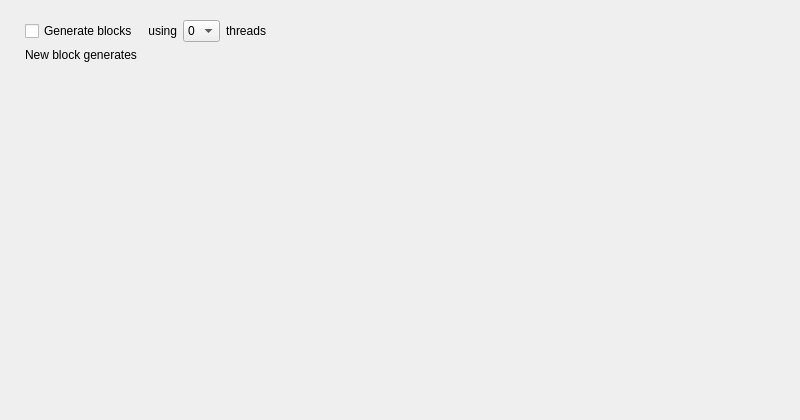
Qt form src/qt/forms/generatecoinspage.ui (VadiqueMe/dogecoin) before a commit.
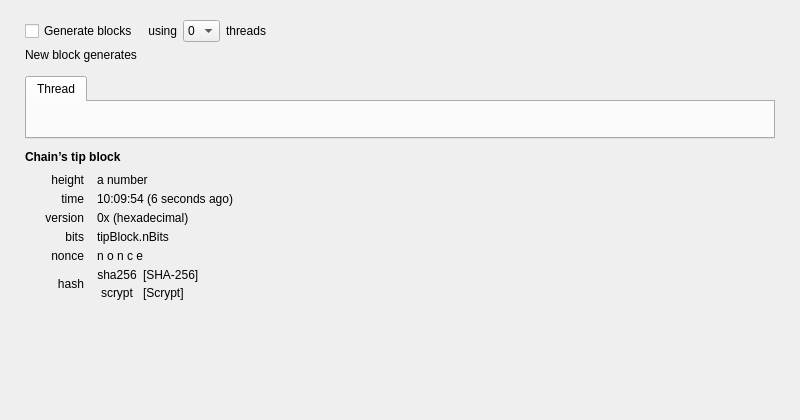
The same form after that commit. Custom widgets are drawn as their Qt base class.

Commit message: digging page shows real-time info about mining

```diff
--- a/src/qt/forms/generatecoinspage.ui
+++ b/src/qt/forms/generatecoinspage.ui
@@ -138,7 +138,487 @@
        </property>
       </widget>
      </item>
-   </layout>
+    </layout>
+   </item>
+   <item>
+    <spacer name="spacerBeforeThreadTabs">
+     <property name="orientation">
+      <enum>Qt::Vertical</enum>
+     </property>
+     <property name="sizeType">
+      <enum>QSizePolicy::Fixed</enum>
+     </property>
+     <property name="sizeHint" stdset="0">
+      <size>
+       <width>1</width>
+       <height>8</height>
+      </size>
+     </property>
+    </spacer>
+   </item>
+   <item>
+    <widget class="QTabWidget" name="detailsForThreads">
+     <property name="currentIndex">
+      <number>0</number>
+     </property>
+     <widget class="QWidget" name="thread_tab">
+      <attribute name="title">
+       <string>Thread</string>
+      </attribute>
+     </widget>
+    </widget>
+   </item>
+   <item>
+    <spacer name="spacerAfterThreadTabs">
+     <property name="orientation">
+      <enum>Qt::Vertical</enum>
+     </property>
+     <property name="sizeType">
+      <enum>QSizePolicy::Fixed</enum>
+     </property>
+     <property name="sizeHint" stdset="0">
+      <size>
+       <width>1</width>
+       <height>5</height>
+      </size>
+     </property>
+    </spacer>
+   </item>
+   <item>
+    <widget class="QFrame" name="tipBlockOfChain">
+     <property name="frameShape">
+      <enum>QFrame::NoFrame</enum>
+     </property>
+     <property name="frameShadow">
+      <enum>QFrame::Plain</enum>
+     </property>
+     <layout class="QVBoxLayout" name="tipBlockVLayout">
+      <property name="spacing">
+       <number>5</number>
+      </property>
+      <property name="leftMargin">
+       <number>0</number>
+      </property>
+      <property name="topMargin">
+       <number>0</number>
+      </property>
+      <property name="rightMargin">
+       <number>0</number>
+      </property>
+      <property name="bottomMargin">
+       <number>0</number>
+      </property>
+      <item>
+       <widget class="QLabel" name="tipBlockLabel">
+        <property name="font">
+         <font>
+          <weight>75</weight>
+          <bold>true</bold>
+         </font>
+        </property>
+        <property name="text">
+         <string>Chain’s tip block</string>
+        </property>
+       </widget>
+      </item>
+      <item>
+       <spacer name="verticalSpacerAfterBoldTipBlockLabel">
+        <property name="orientation">
+         <enum>Qt::Vertical</enum>
+        </property>
+        <property name="sizeType">
+         <enum>QSizePolicy::Fixed</enum>
+        </property>
+        <property name="sizeHint" stdset="0">
+         <size>
+          <width>1</width>
+          <height>4</height>
+         </size>
+        </property>
+       </spacer>
+      </item>
+      <item>
+       <layout class="QHBoxLayout" name="tipBlockHLayout">
+        <item>
+         <spacer name="tipBlockHSpacerBefore">
+          <property name="orientation">
+           <enum>Qt::Horizontal</enum>
+          </property>
+          <property name="sizeType">
+           <enum>QSizePolicy::Fixed</enum>
+          </property>
+          <property name="sizeHint" stdset="0">
+           <size>
+            <width>20</width>
+            <height>10</height>
+           </size>
+          </property>
+         </spacer>
+        </item>
+        <item>
+         <layout class="QGridLayout" name="tipBlockGridLayout">
+          <item row="0" column="0">
+           <widget class="QLabel" name="tipBlockHeightLabel">
+            <property name="sizePolicy">
+             <sizepolicy hsizetype="Preferred" vsizetype="Preferred">
+              <horstretch>0</horstretch>
+              <verstretch>0</verstretch>
+             </sizepolicy>
+            </property>
+            <property name="font">
+             <font>
+              <italic>false</italic>
+             </font>
+            </property>
+            <property name="text">
+             <string>height</string>
+            </property>
+            <property name="textFormat">
+             <enum>Qt::PlainText</enum>
+            </property>
+            <property name="alignment">
+             <set>Qt::AlignRight|Qt::AlignTrailing|Qt::AlignVCenter</set>
+            </property>
+           </widget>
+          </item>
+          <item row="0" column="2">
+           <widget class="QLabel" name="tipBlockHeight">
+            <property name="sizePolicy">
+             <sizepolicy hsizetype="MinimumExpanding" vsizetype="Preferred">
+              <horstretch>0</horstretch>
+              <verstretch>0</verstretch>
+             </sizepolicy>
+            </property>
+            <property name="cursor">
+             <cursorShape>IBeamCursor</cursorShape>
+            </property>
+            <property name="text">
+             <string>a number</string>
+            </property>
+            <property name="textFormat">
+             <enum>Qt::PlainText</enum>
+            </property>
+            <property name="textInteractionFlags">
+             <set>Qt::TextSelectableByMouse</set>
+            </property>
+           </widget>
+          </item>
+          <item row="1" column="0">
+           <widget class="QLabel" name="tipBlockTimeLabel">
+            <property name="font">
+             <font>
+              <italic>false</italic>
+             </font>
+            </property>
+            <property name="text">
+             <string>time</string>
+            </property>
+            <property name="textFormat">
+             <enum>Qt::PlainText</enum>
+            </property>
+            <property name="alignment">
+             <set>Qt::AlignRight|Qt::AlignTrailing|Qt::AlignVCenter</set>
+            </property>
+           </widget>
+          </item>
+          <item row="1" column="2">
+           <widget class="QLabel" name="tipBlockTime">
+            <property name="sizePolicy">
+             <sizepolicy hsizetype="MinimumExpanding" vsizetype="Preferred">
+              <horstretch>0</horstretch>
+              <verstretch>0</verstretch>
+             </sizepolicy>
+            </property>
+            <property name="cursor">
+             <cursorShape>IBeamCursor</cursorShape>
+            </property>
+            <property name="text">
+             <string>10:09:54 (6 seconds ago)</string>
+            </property>
+            <property name="textFormat">
+             <enum>Qt::PlainText</enum>
+            </property>
+            <property name="textInteractionFlags">
+             <set>Qt::TextSelectableByMouse</set>
+            </property>
+           </widget>
+          </item>
+          <item row="2" column="0">
+           <widget class="QLabel" name="tipBlockVersionLabel">
+            <property name="font">
+             <font>
+              <italic>false</italic>
+             </font>
+            </property>
+            <property name="text">
+             <string>version</string>
+            </property>
+            <property name="textFormat">
+             <enum>Qt::PlainText</enum>
+            </property>
+            <property name="alignment">
+             <set>Qt::AlignRight|Qt::AlignTrailing|Qt::AlignVCenter</set>
+            </property>
+           </widget>
+          </item>
+          <item row="2" column="2">
+           <widget class="QLabel" name="tipBlockVersion">
+            <property name="sizePolicy">
+             <sizepolicy hsizetype="MinimumExpanding" vsizetype="Preferred">
+              <horstretch>0</horstretch>
+              <verstretch>0</verstretch>
+             </sizepolicy>
+            </property>
+            <property name="cursor">
+             <cursorShape>IBeamCursor</cursorShape>
+            </property>
+            <property name="text">
+             <string>0x (hexadecimal)</string>
+            </property>
+            <property name="textFormat">
+             <enum>Qt::PlainText</enum>
+            </property>
+            <property name="textInteractionFlags">
+             <set>Qt::TextSelectableByMouse</set>
+            </property>
+           </widget>
+          </item>
+          <item row="3" column="0">
+           <widget class="QLabel" name="tipBlockBitsLabel">
+            <property name="font">
+             <font>
+              <italic>false</italic>
+             </font>
+            </property>
+            <property name="text">
+             <string>bits</string>
+            </property>
+            <property name="textFormat">
+             <enum>Qt::PlainText</enum>
+            </property>
+            <property name="alignment">
+             <set>Qt::AlignRight|Qt::AlignTrailing|Qt::AlignVCenter</set>
+            </property>
+           </widget>
+          </item>
+          <item row="3" column="2">
+           <widget class="QLabel" name="tipBlockBits">
+            <property name="sizePolicy">
+             <sizepolicy hsizetype="MinimumExpanding" vsizetype="Preferred">
+              <horstretch>0</horstretch>
+              <verstretch>0</verstretch>
+             </sizepolicy>
+            </property>
+            <property name="cursor">
+             <cursorShape>IBeamCursor</cursorShape>
+            </property>
+            <property name="text">
+             <string>tipBlock.nBits</string>
+            </property>
+            <property name="textFormat">
+             <enum>Qt::PlainText</enum>
+            </property>
+            <property name="textInteractionFlags">
+             <set>Qt::TextSelectableByMouse</set>
+            </property>
+           </widget>
+          </item>
+          <item row="4" column="0">
+           <widget class="QLabel" name="tipBlockNonceLabel">
+            <property name="font">
+             <font>
+              <italic>false</italic>
+             </font>
+            </property>
+            <property name="text">
+             <string>nonce</string>
+            </property>
+            <property name="textFormat">
+             <enum>Qt::PlainText</enum>
+            </property>
+            <property name="alignment">
+             <set>Qt::AlignRight|Qt::AlignTrailing|Qt::AlignVCenter</set>
+            </property>
+           </widget>
+          </item>
+          <item row="4" column="2">
+           <widget class="QLabel" name="tipBlockNonce">
+            <property name="sizePolicy">
+             <sizepolicy hsizetype="MinimumExpanding" vsizetype="Preferred">
+              <horstretch>0</horstretch>
+              <verstretch>0</verstretch>
+             </sizepolicy>
+            </property>
+            <property name="cursor">
+             <cursorShape>IBeamCursor</cursorShape>
+            </property>
+            <property name="text">
+             <string>n o n c e</string>
+            </property>
+            <property name="textFormat">
+             <enum>Qt::PlainText</enum>
+            </property>
+            <property name="textInteractionFlags">
+             <set>Qt::TextSelectableByMouse</set>
+            </property>
+           </widget>
+          </item>
+          <item row="5" column="0">
+           <widget class="QLabel" name="tipBlockHashLabel">
+            <property name="font">
+             <font>
+              <italic>false</italic>
+             </font>
+            </property>
+            <property name="text">
+             <string>hash</string>
+            </property>
+            <property name="textFormat">
+             <enum>Qt::PlainText</enum>
+            </property>
+            <property name="alignment">
+             <set>Qt::AlignRight|Qt::AlignTrailing|Qt::AlignVCenter</set>
+            </property>
+           </widget>
+          </item>
+          <item row="0" column="1">
+           <spacer name="tipBlockHSpacerBetween">
+            <property name="orientation">
+             <enum>Qt::Horizontal</enum>
+            </property>
+            <property name="sizeType">
+             <enum>QSizePolicy::Fixed</enum>
+            </property>
+            <property name="sizeHint" stdset="0">
+             <size>
+              <width>8</width>
+              <height>8</height>
+             </size>
+            </property>
+           </spacer>
+          </item>
+          <item row="5" column="2">
+           <widget class="QWidget" name="tipBlockHashSublayoutContainer" native="true">
+            <layout class="QGridLayout" name="tipBlockHashSublayout">
+             <property name="leftMargin">
+              <number>0</number>
+             </property>
+             <property name="topMargin">
+              <number>0</number>
+             </property>
+             <property name="rightMargin">
+              <number>0</number>
+             </property>
+             <property name="bottomMargin">
+              <number>0</number>
+             </property>
+             <property name="horizontalSpacing">
+              <number>6</number>
+             </property>
+             <property name="verticalSpacing">
+              <number>4</number>
+             </property>
+             <item row="0" column="0">
+              <widget class="QLabel" name="tipBlockHashSha256Label">
+               <property name="sizePolicy">
+                <sizepolicy hsizetype="Preferred" vsizetype="Preferred">
+                 <horstretch>0</horstretch>
+                 <verstretch>0</verstretch>
+                </sizepolicy>
+               </property>
+               <property name="font">
+                <font>
+                 <italic>false</italic>
+                </font>
+               </property>
+               <property name="text">
+                <string>sha256</string>
+               </property>
+               <property name="textFormat">
+                <enum>Qt::PlainText</enum>
+               </property>
+               <property name="alignment">
+                <set>Qt::AlignCenter</set>
+               </property>
+              </widget>
+             </item>
+             <item row="0" column="1">
+              <widget class="QLabel" name="tipBlockHashSha256">
+               <property name="sizePolicy">
+                <sizepolicy hsizetype="MinimumExpanding" vsizetype="Preferred">
+                 <horstretch>0</horstretch>
+                 <verstretch>0</verstretch>
+                </sizepolicy>
+               </property>
+               <property name="cursor">
+                <cursorShape>IBeamCursor</cursorShape>
+               </property>
+               <property name="text">
+                <string>[SHA-256]</string>
+               </property>
+               <property name="textFormat">
+                <enum>Qt::PlainText</enum>
+               </property>
+               <property name="textInteractionFlags">
+                <set>Qt::TextSelectableByMouse</set>
+               </property>
+              </widget>
+             </item>
+             <item row="1" column="0">
+              <widget class="QLabel" name="tipBlockHashScryptLabel">
+               <property name="sizePolicy">
+                <sizepolicy hsizetype="Preferred" vsizetype="Preferred">
+                 <horstretch>0</horstretch>
+                 <verstretch>0</verstretch>
+                </sizepolicy>
+               </property>
+               <property name="font">
+                <font>
+                 <italic>false</italic>
+                </font>
+               </property>
+               <property name="text">
+                <string>scrypt</string>
+               </property>
+               <property name="textFormat">
+                <enum>Qt::PlainText</enum>
+               </property>
+               <property name="alignment">
+                <set>Qt::AlignCenter</set>
+               </property>
+              </widget>
+             </item>
+             <item row="1" column="1">
+              <widget class="QLabel" name="tipBlockHashScrypt">
+               <property name="sizePolicy">
+                <sizepolicy hsizetype="MinimumExpanding" vsizetype="Preferred">
+                 <horstretch>0</horstretch>
+                 <verstretch>0</verstretch>
+                </sizepolicy>
+               </property>
+               <property name="cursor">
+                <cursorShape>IBeamCursor</cursorShape>
+               </property>
+               <property name="text">
+                <string>[Scrypt]</string>
+               </property>
+               <property name="textFormat">
+                <enum>Qt::PlainText</enum>
+               </property>
+               <property name="textInteractionFlags">
+                <set>Qt::TextSelectableByMouse</set>
+               </property>
+              </widget>
+             </item>
+            </layout>
+           </widget>
+          </item>
+         </layout>
+        </item>
+       </layout>
+      </item>
+     </layout>
+    </widget>
    </item>
    <item>
     <spacer name="verticalFill">
```
Left out of the diff: 2 changed lines with no effect on the pictures. The commit also changes 12 other files.
